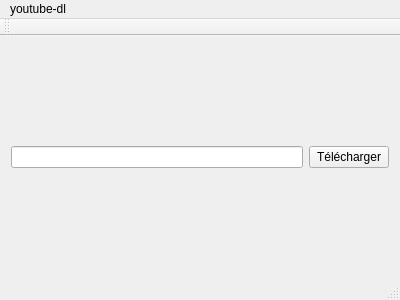
Old version of the form mainwindow.ui in the repository Maniform/YoutubeDL-GUI2.
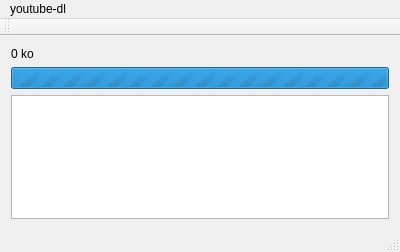
New version of the form.

Diff of the .ui file:
```diff
--- a/mainwindow.ui
+++ b/mainwindow.ui
@@ -7,21 +7,35 @@
     <x>0</x>
     <y>0</y>
     <width>400</width>
-    <height>300</height>
+    <height>252</height>
    </rect>
   </property>
   <property name="windowTitle">
    <string>MainWindow</string>
   </property>
   <widget class="QWidget" name="centralWidget">
-   <layout class="QHBoxLayout" name="horizontalLayout">
+   <layout class="QVBoxLayout" name="verticalLayout">
     <item>
-     <widget class="QLineEdit" name="lineEdit"/>
-    </item>
-    <item>
-     <widget class="QPushButton" name="pushButton">
+     <widget class="QLabel" name="label">
       <property name="text">
-       <string>Télécharger</string>
+       <string>0 ko</string>
+      </property>
+     </widget>
+    </item>
+    <item>
+     <widget class="QProgressBar" name="progressBar">
+      <property name="maximum">
+       <number>0</number>
+      </property>
+      <property name="value">
+       <number>-1</number>
+      </property>
+     </widget>
+    </item>
+    <item>
+     <widget class="QPlainTextEdit" name="plainTextEdit">
+      <property name="readOnly">
+       <bool>true</bool>
       </property>
      </widget>
     </item>
```
Left out of the diff: 12 changed lines with no effect on the pictures.
